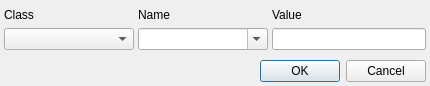
Qt form AnnoTool/src/uiStuff/forms/DlgEditAttribute.ui (basileios-anastasatos/AnnoTool) before a commit.
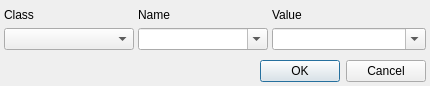
The same form after that commit.

```diff
--- a/AnnoTool/src/uiStuff/forms/DlgEditAttribute.ui
+++ b/AnnoTool/src/uiStuff/forms/DlgEditAttribute.ui
@@ -112,7 +112,14 @@
         </widget>
        </item>
        <item row="1" column="2">
-        <widget class="QLineEdit" name="txtValue" />
+        <widget class="QComboBox" name="cbValue">
+         <property name="editable">
+          <bool>true</bool>
+         </property>
+         <property name="insertPolicy">
+          <enum>QComboBox::InsertAlphabetically</enum>
+         </property>
+        </widget>
        </item>
        <item row="0" column="2">
         <widget class="QLabel" name="lbValue">
```
Left out of the diff: 8 changed lines with no effect on the pictures.
